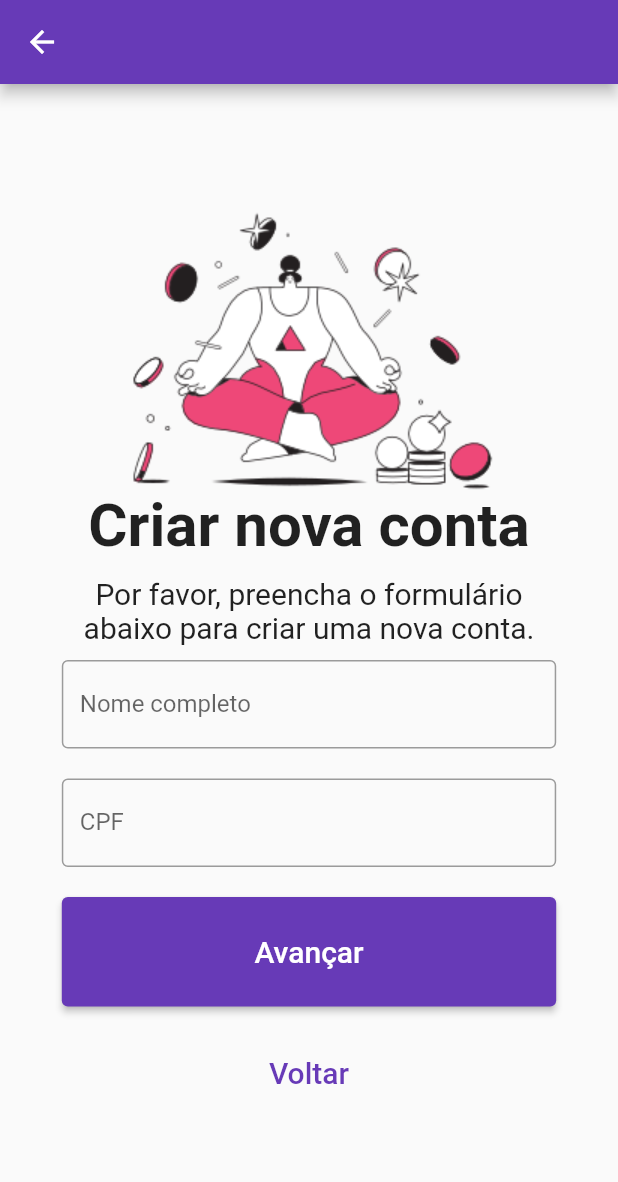
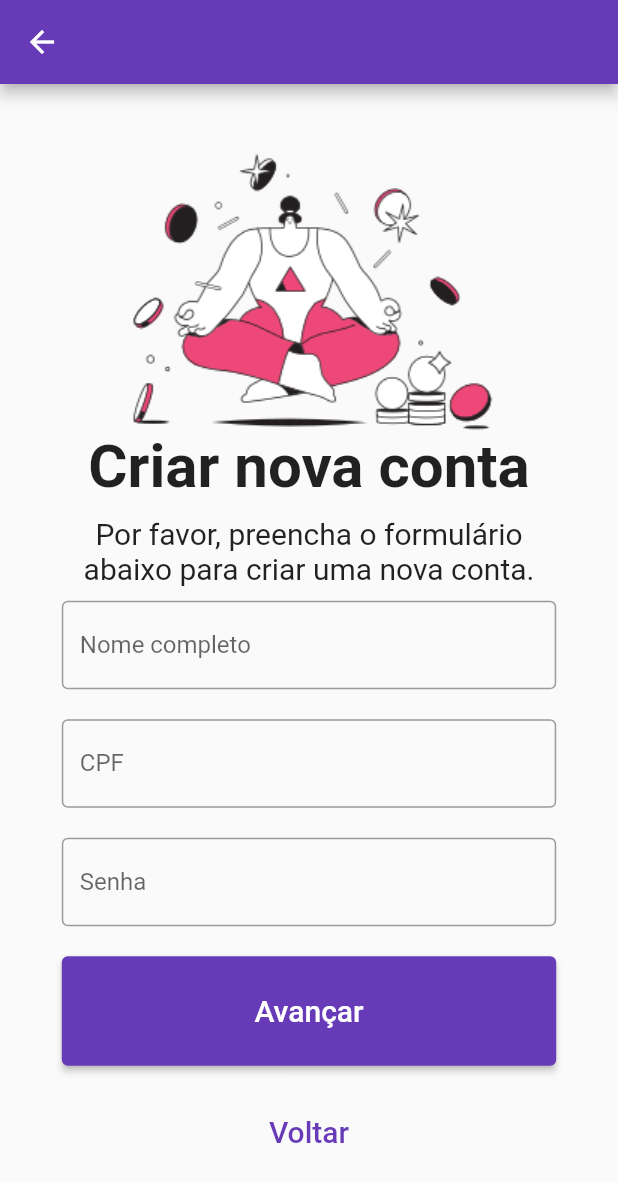
Before and after one commit to mechztcc/digibank, a Flutter app: the CreateAccountPage screen opened by its route, on a phone screen of 412 x 824 dp. Shown: the top 1182 px of the screen. Run offline on Flutter 3.47's test engine with Material 2 defaults, Android fonts, the phone set to English and light mode, and no system bars; our stand-ins replace dio, flutter_modular; missing offline and left inert: dart:ffi, validatorless; network calls fail.

Commit message:
feat: added controller to handle form on create account page

```diff
--- a/lib/app/modules/auth/pages/create-account_page.dart
+++ b/lib/app/modules/auth/pages/create-account_page.dart
@@ -1,10 +1,15 @@
 import 'package:digibank/app/modules/auth/repositories/auth_repository.dart';
 import 'package:flutter/material.dart';
 import 'package:flutter_modular/flutter_modular.dart';
+import 'package:validatorless/validatorless.dart';
 
 class CreateAccountPage extends StatefulWidget {
   final String title;
   final AuthRepository _authRepository = AuthRepository();
+
+  final _nameEC = TextEditingController();
+  final _documentEC = TextEditingController();
+  final _passwordEC = TextEditingController();
 
   CreateAccountPage({
     Key? key,
@@ -21,6 +26,8 @@ class CreateAccountPageState extends State<CreateAccountPage> {
 
     this.widget._authRepository.request();
 
+    final _formKey = GlobalKey<FormState>();
+
     return Scaffold(
       appBar: AppBar(
         actions: const [],
@@ -29,6 +36,8 @@ class CreateAccountPageState extends State<CreateAccountPage> {
         child: SizedBox(
           width: size.width * 0.8,
           child: SingleChildScrollView(
+            child: Form(
+              key: _formKey,
               child: Column(
                 mainAxisAlignment: MainAxisAlignment.center,
                 children: [
@@ -47,9 +56,16 @@ class CreateAccountPageState extends State<CreateAccountPage> {
                       textAlign: TextAlign.center,
                     ),
                   ),
-                const TextField(
+                  TextFormField(
+                    onChanged: (value) {},
+                    controller: widget._nameEC,
+                    validator: Validatorless.multiple([
+                      Validatorless.min(
+                          5, 'Informe o primeiro e segundo nome.'),
+                      Validatorless.required('Nome é obrigatório.')
+                    ]),
                     obscureText: true,
-                  decoration: InputDecoration(
+                    decoration: const InputDecoration(
                       border: OutlineInputBorder(),
                       labelText: 'Nome completo',
                     ),
@@ -57,10 +73,32 @@ class CreateAccountPageState extends State<CreateAccountPage> {
                   const SizedBox(
                     height: 20,
                   ),
-                const TextField(
-                  decoration: InputDecoration(
+                  TextFormField(
+                    onChanged: (value) {},
+                    controller: widget._documentEC,
+                    validator: Validatorless.multiple([
+                      Validatorless.min(11, 'CPF inválido.'),
+                      Validatorless.required('CPF é obrigatório.')
+                    ]),
+                    decoration: const InputDecoration(
                       border: OutlineInputBorder(),
                       labelText: 'CPF',
+                    ),
+                  ),
+                  const SizedBox(
+                    height: 20,
+                  ),
+                  TextFormField(
+                    onChanged: (value) {},
+                    controller: widget._passwordEC,
+                    validator: Validatorless.multiple([
+                      Validatorless.min(
+                          8, 'A senha deve possuir no mínimo 8 caracteres.'),
+                      Validatorless.required('Password é obrigatório.')
+                    ]),
+                    decoration: const InputDecoration(
+                      border: OutlineInputBorder(),
+                      labelText: 'Senha',
                     ),
                   ),
                   const SizedBox(
@@ -75,7 +113,7 @@ class CreateAccountPageState extends State<CreateAccountPage> {
                       ),
                     ),
                     onPressed: () {
-                    Modular.to.navigate('/home');
+                      print(_formKey.currentState?.validate());
                     },
                     child: Row(
                       mainAxisAlignment: MainAxisAlignment.center,
@@ -113,6 +151,7 @@ class CreateAccountPageState extends State<CreateAccountPage> {
             ),
           ),
         ),
+      ),
     );
   }
 }
--- a/pubspec.yaml
+++ b/pubspec.yaml
@@ -31,6 +31,7 @@ dependencies:
   flutter:
     sdk: flutter
   dio: ^5.1.2
+  validatorless: 1.2.3
 
   # The following adds the Cupertino Icons font to your application.
   # Use with the CupertinoIcons class for iOS style icons.
```
Also changed, not shown: pubspec.lock. Lines whose indentation alone changed are shown as unchanged.
